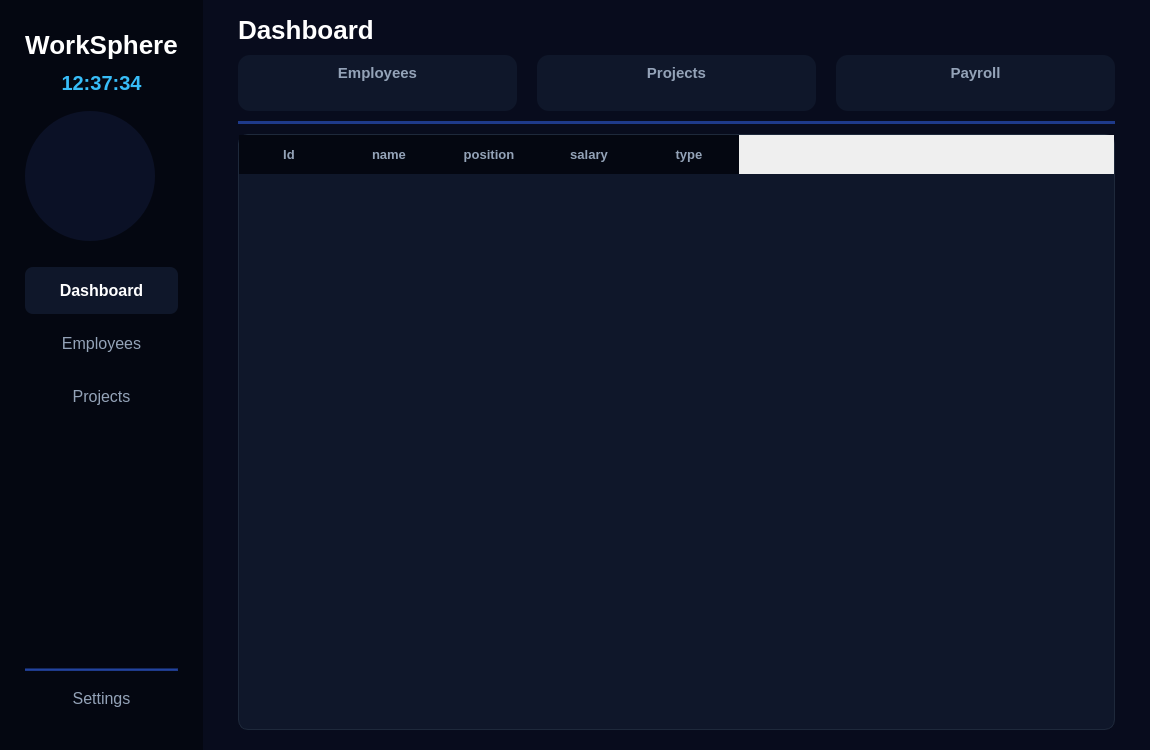
This is workspherewindow.ui in MIhajloS07/WorkSphere as Qt 5 draws it before an edit. The edited form follows.
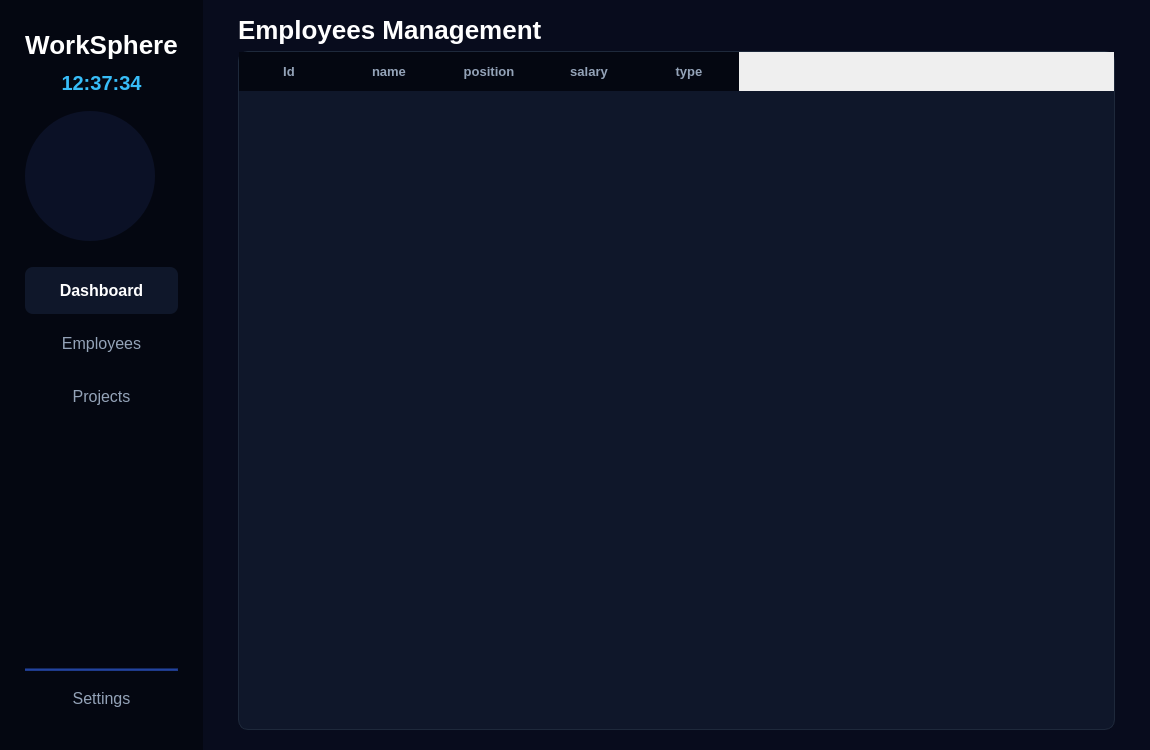
This is the edited form. The open tabs and pages were chosen to show the change.

Commit message:
feat(dashboard): add dynamic currency conversion and projects table
- Implement currency conversion (USD to RSD, EUR, KM) for payroll widget
- Add dynamic font scaling for large amounts in CircularProgressWidget
- Add projects table and real-time UI stats updates
- Fix immediate UI updates on settings change

The edit to the form file:
```diff
--- a/workspherewindow.ui
+++ b/workspherewindow.ui
@@ -461,6 +461,106 @@
        </layout>
       </widget>
 
+      <!-- EMPLOYEES PAGE (Added Table & View structure) -->
+      <widget class="QWidget" name="employeesPage">
+       <layout class="QVBoxLayout" name="verticalLayoutEmployeesPage">
+        <property name="leftMargin"><number>35</number></property>
+        <property name="topMargin"><number>15</number></property>
+        <property name="rightMargin"><number>35</number></property>
+        <property name="bottomMargin"><number>20</number></property>
+        <item>
+         <widget class="QLabel" name="labelEmployeesTitle">
+          <property name="text">
+           <string>Employees Management</string>
+          </property>
+          <property name="styleSheet">
+           <string notr="true">color: #ffffff; font-size: 26px; font-weight: bold; font-family: 'Segoe UI';</string>
+          </property>
+         </widget>
+        </item>
+        <item>
+         <widget class="QTableWidget" name="tableEmployees">
+          <property name="styleSheet">
+           <string notr="true">
+            QTableWidget {
+                background-color: #0f172a;
+                color: #ffffff;
+                gridline-color: #1e293b;
+                border: 1px solid #1e293b;
+                border-radius: 10px;
+                selection-background-color: #334155;
+            }
+            QHeaderView::section {
+                background-color: #040711;
+                color: #94a3b8;
+                padding: 10px;
+                border: none;
+                font-weight: bold;
+                font-family: 'Segoe UI';
+                font-size: 13px;
+            }
+           </string>
+          </property>
+          <column><property name="text"><string>Id</string></property></column>
+          <column><property name="text"><string>name</string></property></column>
+          <column><property name="text"><string>position</string></property></column>
+          <column><property name="text"><string>salary</string></property></column>
+          <column><property name="text"><string>type</string></property></column>
+         </widget>
+        </item>
+       </layout>
+      </widget>
+
+      <!-- PROJECTS PAGE (Added) -->
+      <widget class="QWidget" name="projectsPage">
+       <layout class="QVBoxLayout" name="verticalLayoutProjectsPage">
+        <property name="leftMargin"><number>35</number></property>
+        <property name="topMargin"><number>15</number></property>
+        <property name="rightMargin"><number>35</number></property>
+        <property name="bottomMargin"><number>20</number></property>
+        <item>
+         <widget class="QLabel" name="labelProjectsTitle">
+          <property name="text">
+           <string>Projects Management</string>
+          </property>
+          <property name="styleSheet">
+           <string notr="true">color: #ffffff; font-size: 26px; font-weight: bold; font-family: 'Segoe UI';</string>
+          </property>
+         </widget>
+        </item>
+        <item>
+         <widget class="QTableWidget" name="tableProjects">
+          <property name="styleSheet">
+           <string notr="true">
+            QTableWidget {
+                background-color: #0f172a;
+                color: #ffffff;
+                gridline-color: #1e293b;
+                border: 1px solid #1e293b;
+                border-radius: 10px;
+                selection-background-color: #334155;
+            }
+            QHeaderView::section {
+                background-color: #040711;
+                color: #94a3b8;
+                padding: 10px;
+                border: none;
+                font-weight: bold;
+                font-family: 'Segoe UI';
+                font-size: 13px;
+            }
+           </string>
+          </property>
+          <column><property name="text"><string>Id</string></property></column>
+          <column><property name="text"><string>Project Name</string></property></column>
+          <column><property name="text"><string>Client</string></property></column>
+          <column><property name="text"><string>Status</string></property></column>
+          <column><property name="text"><string>Budget</string></property></column>
+         </widget>
+        </item>
+       </layout>
+      </widget>
+
       <!-- EMPLOYEE FORM PAGE -->
       <widget class="QWidget" name="employeeFormPage">
        <layout class="QVBoxLayout" name="verticalLayoutEmployeeFormPage">
```
The commit also changes 12 other files.
